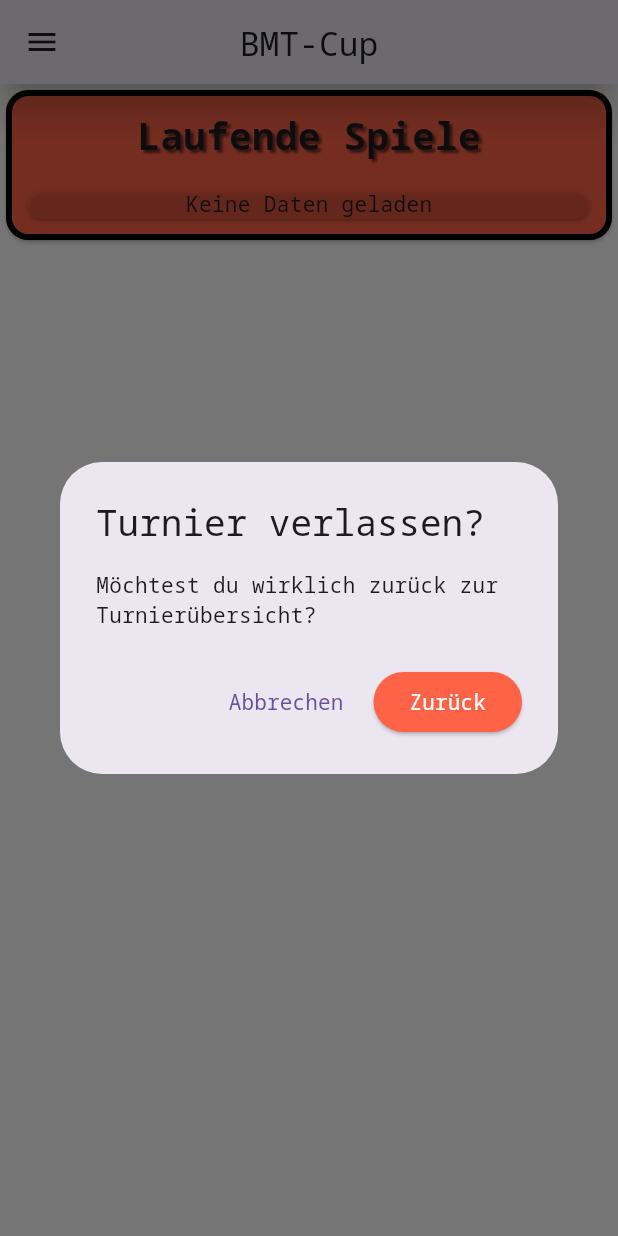
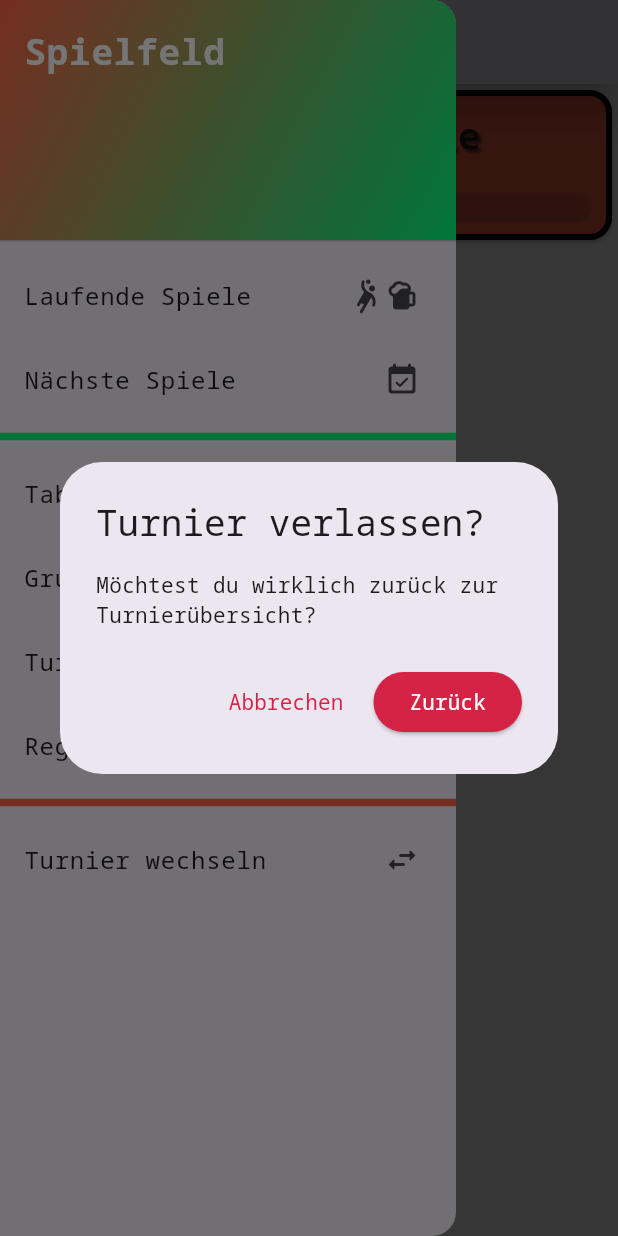
Before and after one commit to Captainbommel/pongstrong-flutter-app, a Flutter app: the MobileApp screen opened directly, in the side drawer, after a tap on "Turnier wechseln", on a phone screen of 412 x 824 dp. Run offline on Flutter 3.47's test engine with Material 3 defaults, Android fonts, the phone set to English and light mode, and no system bars; our stand-ins replace cloud_firestore, file_picker, firebase_auth, firebase_core, google_fonts; missing offline and left inert: graphview; accounts and stored records are empty; network calls fail.

Commit message:
fix: button was broken and colors were not consistent

```diff
--- a/lib/mobile_app/mobile_drawer.dart
+++ b/lib/mobile_app/mobile_drawer.dart
@@ -96,7 +96,6 @@ class MobileDrawer extends StatelessWidget {
           ListTile(
             title: const Text('Turnier wechseln'),
             onTap: () async {
-              Navigator.pop(context); // Close drawer first
               final confirmed = await showDialog<bool>(
                 context: context,
                 builder: (context) => AlertDialog(
@@ -107,12 +106,17 @@ class MobileDrawer extends StatelessWidget {
                   actions: [
                     TextButton(
                       onPressed: () => Navigator.pop(context, false),
-                      child: const Text('Abbrechen'),
+                      child: const Text(
+                        'Abbrechen',
+                        style: TextStyle(
+                          color: GroupPhaseColors.cupred,
+                        ),
+                      ),
                     ),
                     ElevatedButton(
                       onPressed: () => Navigator.pop(context, true),
                       style: ElevatedButton.styleFrom(
-                        backgroundColor: FieldColors.tomato,
+                        backgroundColor: GroupPhaseColors.cupred,
                         foregroundColor: Colors.white,
                       ),
                       child: const Text('Zurück'),
```
